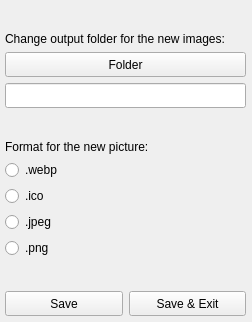
Old version of the form gui/config.ui in the repository Phaugt/convert-images.
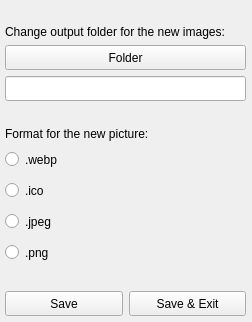
New version of the form.

Diff of the .ui file:
```diff
--- a/gui/config.ui
+++ b/gui/config.ui
@@ -78,6 +78,9 @@
       <property name="text">
        <string>Folder</string>
       </property>
+      <property name="autoDefault">
+       <bool>false</bool>
+      </property>
      </widget>
     </item>
     <item>
@@ -115,6 +118,12 @@
     </item>
     <item>
      <widget class="QRadioButton" name="formatWebp">
+      <property name="minimumSize">
+       <size>
+        <width>0</width>
+        <height>25</height>
+       </size>
+      </property>
       <property name="text">
        <string>.webp</string>
       </property>
@@ -122,6 +131,12 @@
     </item>
     <item>
      <widget class="QRadioButton" name="formatIco">
+      <property name="minimumSize">
+       <size>
+        <width>0</width>
+        <height>25</height>
+       </size>
+      </property>
       <property name="text">
        <string>.ico</string>
       </property>
@@ -129,6 +144,12 @@
     </item>
     <item>
      <widget class="QRadioButton" name="formatJpeg">
+      <property name="minimumSize">
+       <size>
+        <width>0</width>
+        <height>25</height>
+       </size>
+      </property>
       <property name="text">
        <string>.jpeg</string>
       </property>
@@ -136,6 +157,12 @@
     </item>
     <item>
      <widget class="QRadioButton" name="formatPng">
+      <property name="minimumSize">
+       <size>
+        <width>0</width>
+        <height>25</height>
+       </size>
+      </property>
       <property name="text">
        <string>.png</string>
       </property>
```
